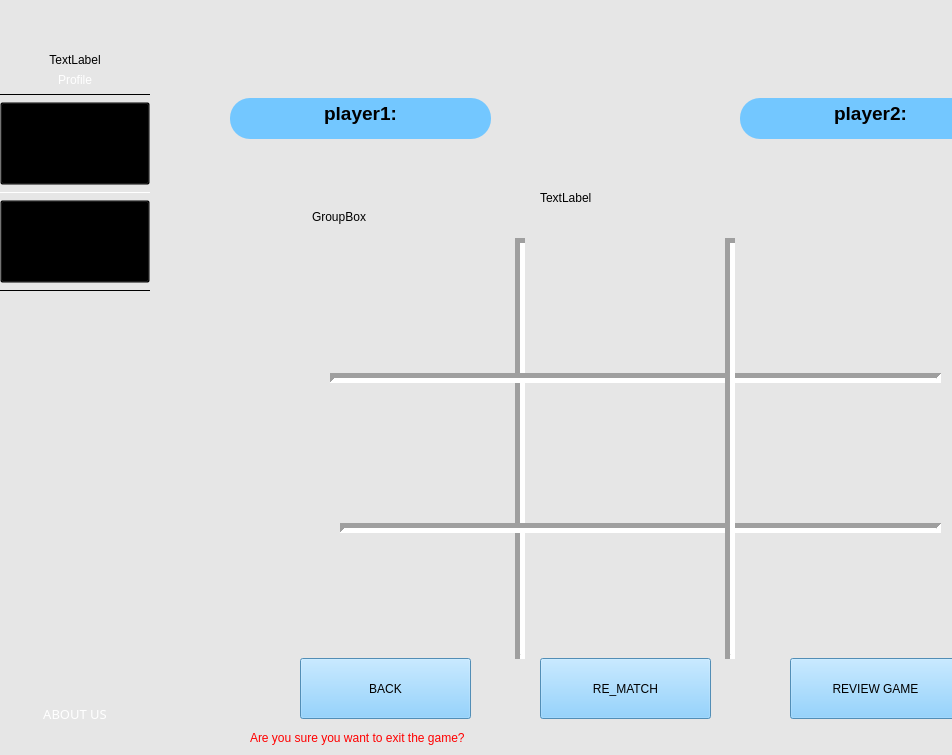
Before: the Qt Designer form Packet_Versions/Packet1/secdialog.ui in ameerlouly/TicTacToe_Embedded2027, drawn with Qt 5.
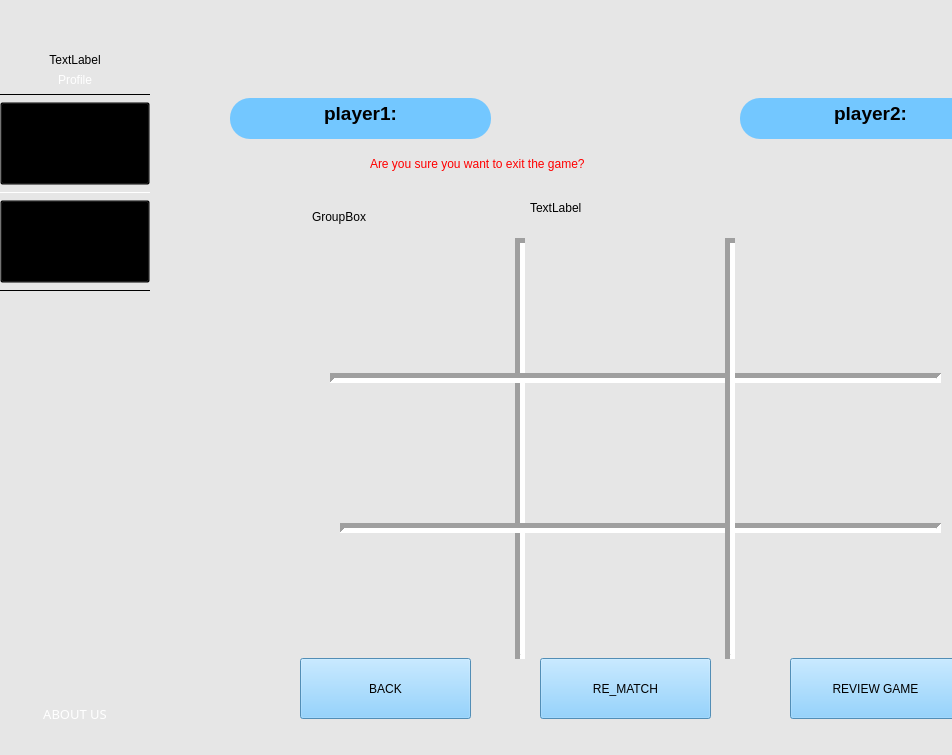
After: the same form once the commit is applied. The open tabs and pages were chosen to show the change. Icons and pictures are not drawn.

The edit to the form file:
```diff
--- a/Packet_Versions/Packet1/secdialog.ui
+++ b/Packet_Versions/Packet1/secdialog.ui
@@ -94,13 +94,11 @@
     </widget>
    </item>
    <item>
-    <widget class="QSplitter" name="splitter">
-     <property name="orientation">
-      <enum>Qt::Orientation::Horizontal</enum>
-     </property>
-     <property name="handleWidth">
+    <layout class="QHBoxLayout" name="MainLayout">
+     <property name="spacing">
       <number>0</number>
      </property>
+     <item>
      <widget class="QGroupBox" name="SideBar">
       <property name="styleSheet">
        <string notr="true">QGroupBox
@@ -393,6 +391,8 @@
        </item>
       </layout>
      </widget>
+     </item>
+     <item>
      <widget class="QStackedWidget" name="stackedWidget">
       <property name="styleSheet">
        <string notr="true"/>
@@ -401,7 +401,7 @@
        <number>0</number>
       </property>
       <property name="currentIndex">
-       <number>3</number>
+        <number>4</number>
       </property>
       <widget class="QWidget" name="HomePage">
        <layout class="QGridLayout" name="gridLayout_3">
@@ -1794,8 +1794,8 @@
        <widget class="QLabel" name="label">
         <property name="geometry">
          <rect>
-          <x>390</x>
-          <y>150</y>
+           <x>380</x>
+           <y>160</y>
           <width>261</width>
           <height>20</height>
          </rect>
@@ -1807,14 +1807,15 @@
        <widget class="QLabel" name="ShureExit">
         <property name="geometry">
          <rect>
-          <x>100</x>
-          <y>690</y>
-          <width>281</width>
-          <height>20</height>
+           <x>220</x>
+           <y>100</y>
+           <width>611</width>
+           <height>51</height>
          </rect>
         </property>
         <property name="styleSheet">
-         <string notr="true">color: rgb(255, 0, 0);</string>
+          <string notr="true">color: rgb(255, 0, 0);
+font: 15pt &quot;Segoe UI&quot;;</string>
         </property>
         <property name="text">
          <string>Are you sure you want to exit the game?</string>
@@ -2700,7 +2701,8 @@
        </layout>
       </widget>
      </widget>
-    </widget>
+     </item>
+    </layout>
    </item>
   </layout>
  </widget>
```
Lines whose indentation alone changed are shown as unchanged.
